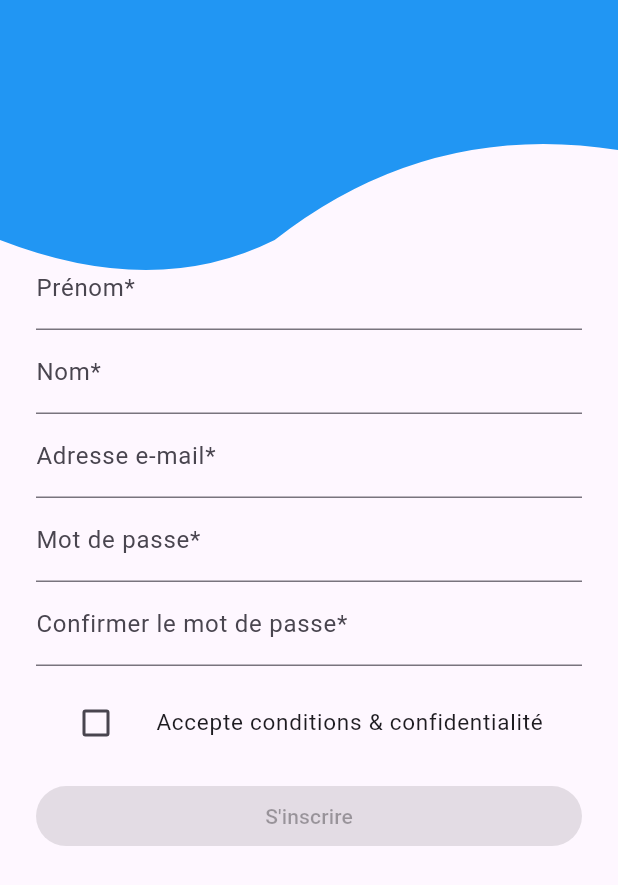
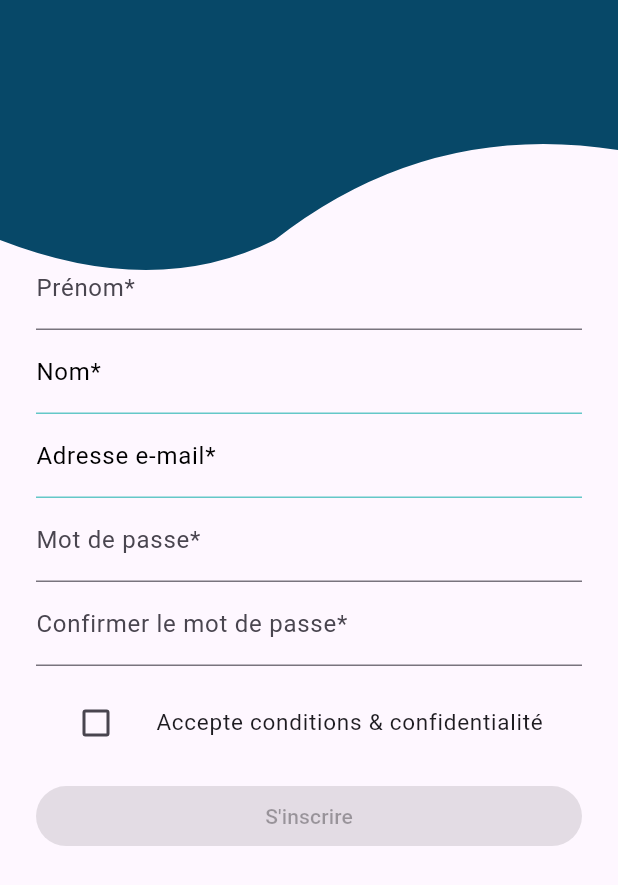
Before and after one commit to jeanJonathan/notebook_progress, a Flutter app: the SignUpScreen screen opened directly, on a phone screen of 412 x 824 dp. Shown: the top 885 px of the screen. Run offline on Flutter 3.47's test engine with Material 3 defaults, Android fonts, the phone set to English and light mode, and no system bars; our stand-ins replace cloud_firestore, firebase_auth, firebase_core, firebase_storage, flutter_typeahead, google_sign_in and 5 more; missing offline and left inert: flutter_facebook_auth; accounts and stored records are empty.

Commit message:
Amelioration du design du formulaie

```diff
--- a/lib/singUp_screen.dart
+++ b/lib/singUp_screen.dart
@@ -23,6 +23,7 @@ class _SignUpScreenState extends State<SignUpScreen> {
       _agreedToTOS = newValue ?? _agreedToTOS;
     });
   }
+
 
   @override
   void dispose() {
@@ -72,7 +73,7 @@ class _SignUpScreenState extends State<SignUpScreen> {
             ClipPath(
               clipper: WaveClipper(),
               child: Container(
-                color: Colors.blue,
+                color: Color(0xFF074868),
                 height: 200,
                 width: double.infinity,
               ),
@@ -99,17 +100,35 @@ class _SignUpScreenState extends State<SignUpScreen> {
                       ),
                       TextFormField(
                         controller: _lastNameController,
+                        cursorColor: Color(0xFF64C8C8), // Définit la couleur du curseur
                         decoration: InputDecoration(
                           labelText: 'Nom*',
+                          labelStyle: TextStyle(color: Colors.black),
+                          focusedBorder: UnderlineInputBorder( // Définit la couleur de la bordure lors de la sélection du champ
+                            borderSide: BorderSide(color: Color(0xFF64C8C8)),
+                          ),
+                          // Ajoutez également enabledBorder si vous souhaitez changer la couleur de la bordure quand le champ n'est pas sélectionné
+                          enabledBorder: UnderlineInputBorder(
+                            borderSide: BorderSide(color: Color(0xFF64C8C8)),
+                          ),
                         ),
                         validator: (value) {
-                          return value!.isEmpty ? 'Veuillez renseigner votre nom.' : null;
+                          return value!.isEmpty ? 'Veuillez renseigner votre adresse e-mail.' : null;
                         },
                       ),
                       TextFormField(
                         controller: _emailController,
+                        cursorColor: Color(0xFF64C8C8), // Définit la couleur du curseur
                         decoration: InputDecoration(
                           labelText: 'Adresse e-mail*',
+                          labelStyle: TextStyle(color: Colors.black),
+                          focusedBorder: UnderlineInputBorder( // Définit la couleur de la bordure lors de la sélection du champ
+                            borderSide: BorderSide(color: Color(0xFF64C8C8)),
+                          ),
+                          // Ajoutez également enabledBorder si vous souhaitez changer la couleur de la bordure quand le champ n'est pas sélectionné
+                          enabledBorder: UnderlineInputBorder(
+                            borderSide: BorderSide(color: Color(0xFF64C8C8)),
+                          ),
                         ),
                         validator: (value) {
                           return value!.isEmpty ? 'Veuillez renseigner votre adresse e-mail.' : null;
```
